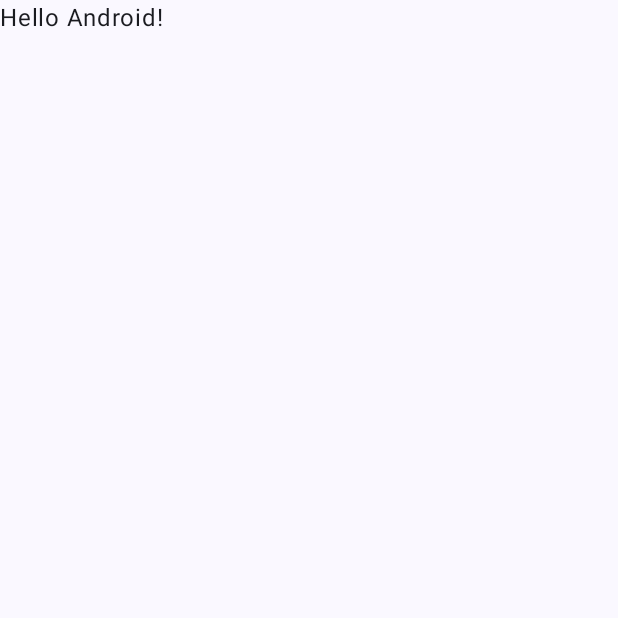
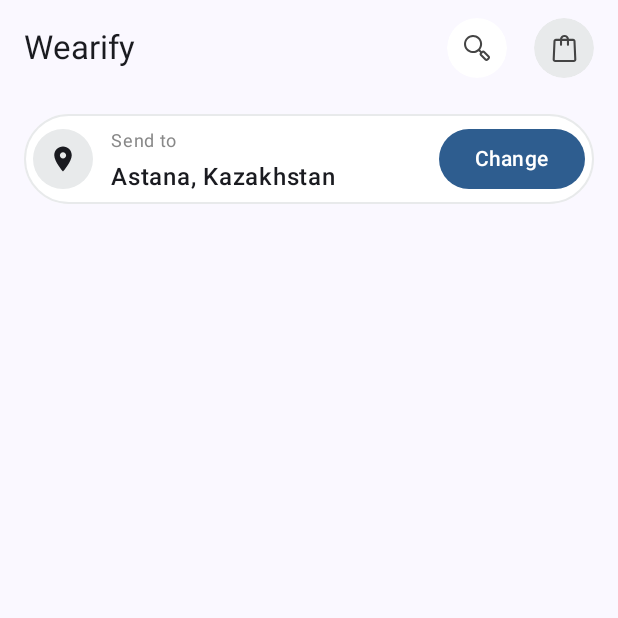
Before and after one commit to dinmukhamed-appaz/ShopAndroid, an Android app built with Jetpack Compose: the screen it shows after launch (MainActivity), on a phone screen of 412 x 824 dp, the top half of it. Before the commit the part shown is almost empty. Run offline under Robolectric (Android 15) with nearby library versions, the phone set to English and light mode, and no system bars.

Commit message:
create location bar

```diff
--- a/app/build.gradle.kts
+++ b/app/build.gradle.kts
@@ -39,12 +39,14 @@ android {
 dependencies {
     implementation(platform(libs.androidx.compose.bom))
     implementation(libs.androidx.activity.compose)
+    implementation(libs.androidx.compose.foundation.layout)
     implementation(libs.androidx.compose.material3)
     implementation(libs.androidx.compose.ui)
     implementation(libs.androidx.compose.ui.graphics)
     implementation(libs.androidx.compose.ui.tooling.preview)
     implementation(libs.androidx.core.ktx)
     implementation(libs.androidx.lifecycle.runtime.ktx)
+    implementation(libs.androidx.material3)
     testImplementation(libs.junit)
     androidTestImplementation(platform(libs.androidx.compose.bom))
     androidTestImplementation(libs.androidx.compose.ui.test.junit4)
--- a/app/src/main/java/com/example/shopapp/MainActivity.kt
+++ b/app/src/main/java/com/example/shopapp/MainActivity.kt
@@ -11,6 +11,7 @@ import androidx.compose.material3.Text
 import androidx.compose.runtime.Composable
 import androidx.compose.ui.Modifier
 import androidx.compose.ui.tooling.preview.Preview
+import com.example.shopapp.ui.screens.MainMenuScreen
 import com.example.shopapp.ui.theme.ShopAppTheme
 
 class MainActivity : ComponentActivity() {
@@ -19,29 +20,8 @@ class MainActivity : ComponentActivity() {
         enableEdgeToEdge()
         setContent {
             ShopAppTheme {
-                Scaffold(modifier = Modifier.fillMaxSize()) { innerPadding ->
-                    Greeting(
-                        name = "Android",
-                        modifier = Modifier.padding(innerPadding)
-                    )
-                }
+                MainMenuScreen()
             }
         }
     }
 }
-
-@Composable
-fun Greeting(name: String, modifier: Modifier = Modifier) {
-    Text(
-        text = "Hello $name!",
-        modifier = modifier
-    )
-}
-
-@Preview(showBackground = true)
-@Composable
-fun GreetingPreview() {
-    ShopAppTheme {
-        Greeting("Android")
-    }
-}
--- a/app/src/main/java/com/example/shopapp/ui/screens/MainMenuScreen.kt
+++ b/app/src/main/java/com/example/shopapp/ui/screens/MainMenuScreen.kt
@@ -1,25 +1,46 @@
 package com.example.shopapp.ui.screens
 
+import androidx.compose.foundation.BorderStroke
+import androidx.compose.foundation.Image
+import androidx.compose.foundation.background
 import androidx.compose.foundation.layout.Arrangement
+import androidx.compose.foundation.layout.Box
+import androidx.compose.foundation.layout.Column
 import androidx.compose.foundation.layout.Row
+import androidx.compose.foundation.layout.fillMaxHeight
+import androidx.compose.foundation.layout.fillMaxSize
 import androidx.compose.foundation.layout.fillMaxWidth
+import androidx.compose.foundation.layout.height
+import androidx.compose.foundation.layout.offset
 import androidx.compose.foundation.layout.padding
 import androidx.compose.foundation.layout.size
+import androidx.compose.foundation.shape.CircleShape
+import androidx.compose.foundation.shape.RoundedCornerShape
+import androidx.compose.material.icons.Icons
+import androidx.compose.material.icons.filled.LocationOn
+import androidx.compose.material3.Button
+import androidx.compose.material3.ButtonDefaults
 import androidx.compose.material3.ExperimentalMaterial3Api
 import androidx.compose.material3.Icon
 import androidx.compose.material3.IconButton
 import androidx.compose.material3.IconButtonDefaults
 import androidx.compose.material3.Scaffold
+import androidx.compose.material3.Surface
 import androidx.compose.material3.Text
 import androidx.compose.material3.TopAppBar
 import androidx.compose.material3.TopAppBarDefaults
 import androidx.compose.runtime.Composable
 import androidx.compose.ui.Alignment
 import androidx.compose.ui.Modifier
+import androidx.compose.ui.draw.clip
+import androidx.compose.ui.graphics.Brush
 import androidx.compose.ui.graphics.Color
+import androidx.compose.ui.layout.ContentScale
 import androidx.compose.ui.res.painterResource
+import androidx.compose.ui.text.font.FontWeight
 import androidx.compose.ui.tooling.preview.Preview
 import androidx.compose.ui.unit.dp
+import androidx.compose.ui.unit.sp
 import com.example.shopapp.R
 
 @OptIn(ExperimentalMaterial3Api::class)
@@ -29,12 +50,9 @@ fun MainMenuScreen() {
     Scaffold(
         topBar = {
             TopAppBar(
-                colors = TopAppBarDefaults.topAppBarColors(
-                    containerColor = Color.White
-                ),
                 title = {
                     Row(
-                        modifier = Modifier.fillMaxWidth().padding(horizontal = 8.dp),
+                        modifier = Modifier.fillMaxWidth().padding(end = 12.dp),
                         horizontalArrangement = Arrangement.SpaceBetween,
                         verticalAlignment = Alignment.CenterVertically,
 
@@ -76,6 +94,50 @@ fun MainMenuScreen() {
             )
         }
     ) { innerPadding ->
+        Column(
+            modifier = Modifier
+                .fillMaxSize()
+                .padding(innerPadding)
+                .padding(horizontal = 16.dp),
+            verticalArrangement = Arrangement.spacedBy(12.dp)
+        ) {
+            AddressCard()
+
+        }
 
     }
 }
+
+@Composable
+fun AddressCard() {
+    Surface(
+        shape = RoundedCornerShape(50),
+        color = Color.White,
+        border = BorderStroke(1.dp, Color(232, 234, 235)),
+        modifier = Modifier.fillMaxWidth().padding(top = 12.dp)
+    ) {
+        Row(
+            modifier = Modifier.padding(6.dp),
+            verticalAlignment = Alignment.CenterVertically
+        ) {
+            Icon(
+                imageVector = Icons.Default.LocationOn,
+                contentDescription = "Location",
+                modifier = Modifier
+                    .size(40.dp)
+                    .background(Color(232, 234, 235), CircleShape)
+                    .padding(10.dp)
+            )
+            Column(modifier = Modifier.weight(1f).padding(horizontal = 12.dp)) {
+                Text("Send to", fontSize = 12.sp, color = Color.Gray)
+                Text("Astana, Kazakhstan", fontWeight = FontWeight.Medium)
+            }
+            Button(
+                onClick = {},
+                colors = ButtonDefaults.buttonColors(
+                    containerColor = Color(46, 93, 143)
+                )
+            ) { Text("Change") }
+        }
+    }
+}
--- a/gradle/libs.versions.toml
+++ b/gradle/libs.versions.toml
@@ -8,6 +8,8 @@ lifecycleRuntimeKtx = "2.11.0"
 activityCompose = "1.13.0"
 kotlin = "2.2.10"
 composeBom = "2026.02.01"
+material3 = "1.4.0"
+foundationLayout = "1.12.1"
 
 [libraries]
 androidx-core-ktx = { group = "androidx.core", name = "core-ktx", version.ref = "coreKtx" }
@@ -24,6 +26,8 @@ androidx-compose-ui-tooling-preview = { group = "androidx.compose.ui", name = "u
 androidx-compose-ui-test-manifest = { group = "androidx.compose.ui", name = "ui-test-manifest" }
 androidx-compose-ui-test-junit4 = { group = "androidx.compose.ui", name = "ui-test-junit4" }
 androidx-compose-material3 = { group = "androidx.compose.material3", name = "material3" }
+androidx-material3 = { group = "androidx.compose.material3", name = "material3", version.ref = "material3" }
+androidx-compose-foundation-layout = { group = "androidx.compose.foundation", name = "foundation-layout", version.ref = "foundationLayout" }
 
 [plugins]
 android-application = { id = "com.android.application", version.ref = "agp" }
```
